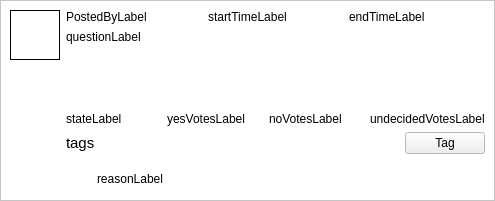
This is ui/VoteViewPost.ui in dmzdev/stance as Qt 5 draws it before an edit. The edited form follows.
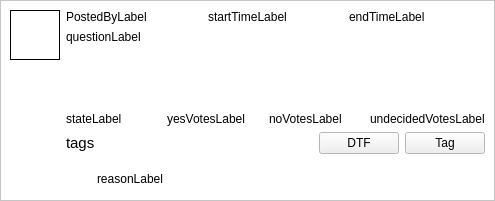
This is the edited form.

Commit message: - Fixed an expired flag map bug. - Implemented some achievements.

Diff of the .ui file:
```diff
--- a/ui/VoteViewPost.ui
+++ b/ui/VoteViewPost.ui
@@ -323,6 +323,13 @@
           </property>
          </spacer>
         </item>
+        <item>
+         <widget class="QPushButton" name="dtfButton">
+          <property name="text">
+           <string>DTF</string>
+          </property>
+         </widget>
+        </item>
         <item>
          <widget class="QPushButton" name="tagButton">
           <property name="sizePolicy">
```
The commit also changes 2 other files.
